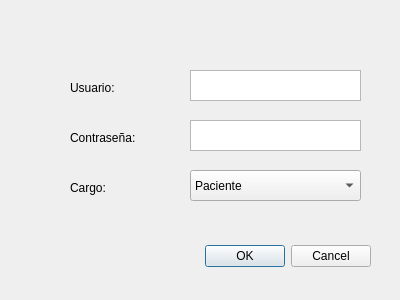
Above: interfaz_grafica/interfaz_grafica/ventana_ingreso.ui from Lauren0407/proyecto_final_info_2 before the change. Below: the same form after it.
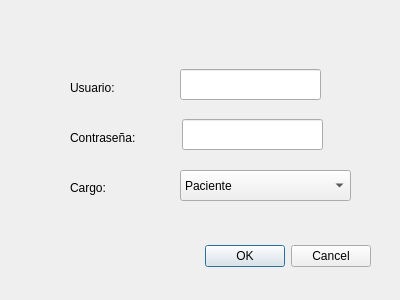
That is the form after the change.

Diff of the .ui file:
```diff
--- a/interfaz_grafica/interfaz_grafica/ventana_ingreso.ui
+++ b/interfaz_grafica/interfaz_grafica/ventana_ingreso.ui
@@ -55,26 +55,6 @@
     <string>Contraseña:</string>
    </property>
   </widget>
-  <widget class="QTextEdit" name="usu_ing">
-   <property name="geometry">
-    <rect>
-     <x>190</x>
-     <y>70</y>
-     <width>171</width>
-     <height>31</height>
-    </rect>
-   </property>
-  </widget>
-  <widget class="QTextEdit" name="ced_ing">
-   <property name="geometry">
-    <rect>
-     <x>190</x>
-     <y>120</y>
-     <width>171</width>
-     <height>31</height>
-    </rect>
-   </property>
-  </widget>
   <widget class="QLabel" name="cargo">
    <property name="geometry">
     <rect>
@@ -91,7 +71,7 @@
   <widget class="QComboBox" name="boton_cargo">
    <property name="geometry">
     <rect>
-     <x>190</x>
+     <x>180</x>
      <y>170</y>
      <width>171</width>
      <height>31</height>
@@ -116,6 +96,26 @@
     </property>
    </item>
   </widget>
+  <widget class="QLineEdit" name="usu_ing">
+   <property name="geometry">
+    <rect>
+     <x>180</x>
+     <y>69</y>
+     <width>141</width>
+     <height>31</height>
+    </rect>
+   </property>
+  </widget>
+  <widget class="QLineEdit" name="ced_ing">
+   <property name="geometry">
+    <rect>
+     <x>182</x>
+     <y>119</y>
+     <width>141</width>
+     <height>31</height>
+    </rect>
+   </property>
+  </widget>
  </widget>
  <resources/>
  <connections>
```
